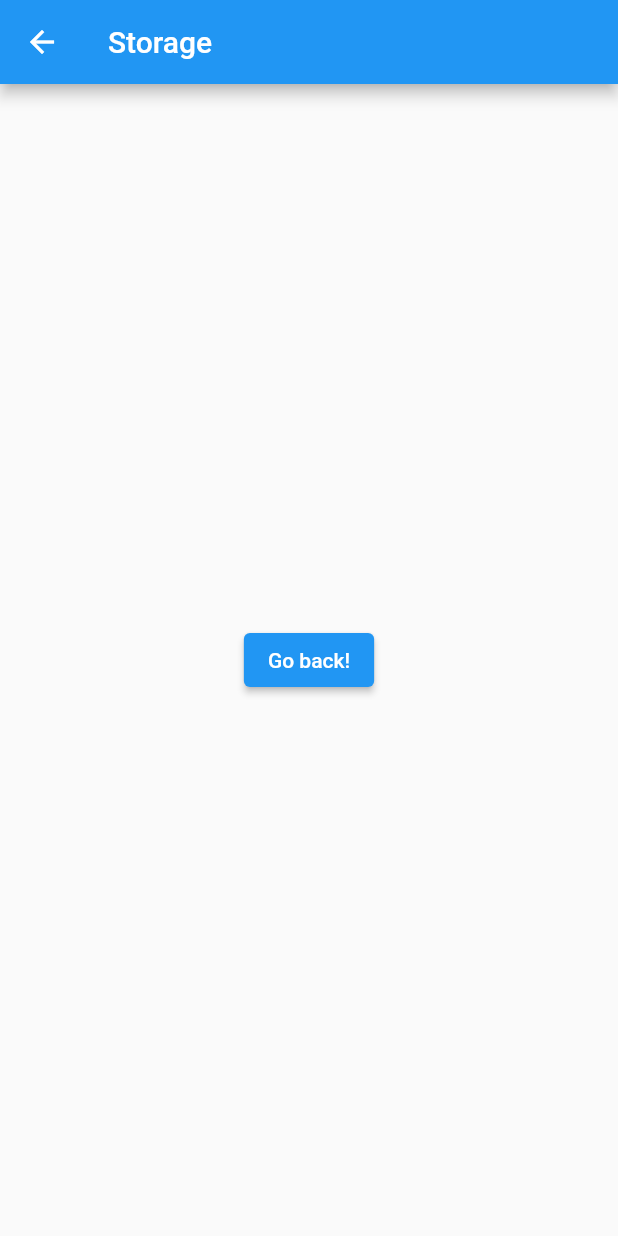
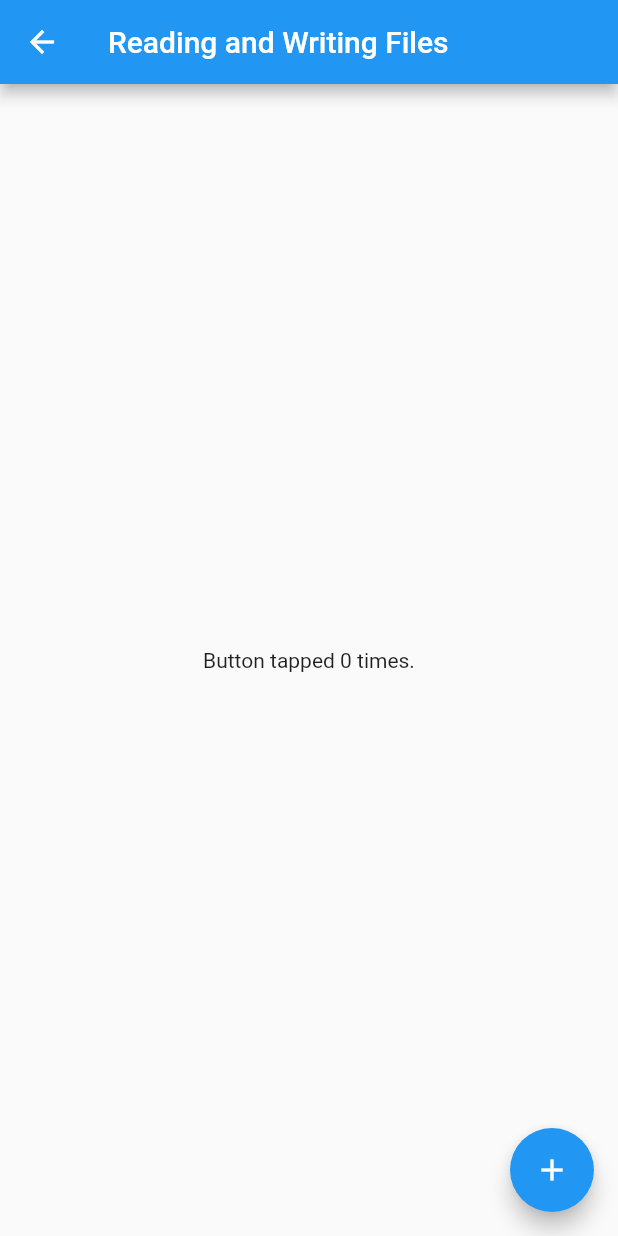
Before and after one commit to Techreo/PermissionsDemoApp, a Flutter app: the screen it shows after launch, after a tap on "Storage", on a phone screen of 412 x 824 dp. Run offline on Flutter 3.47's test engine with Material 2 defaults, Android fonts, the phone set to English and light mode, and no system bars; our stand-ins replace camera, dio, geolocator, google_maps_flutter, local_auth, permission_handler; network calls fail.

Commit message:
Se agregan funciones de storage y file download

```diff
--- a/permissions_demo_app/lib/main.dart
+++ b/permissions_demo_app/lib/main.dart
@@ -63,6 +63,19 @@ class MyApp extends StatelessWidget {
                   width: double.infinity,
                   height: 50,
                   child: ElevatedButton(
+                    child: const Text('Download files'),
+                    onPressed: () {
+                      Navigator.push(
+                        context,
+                        MaterialPageRoute(builder: (context) => const Network()),
+                      );
+                    },
+                  )
+              ),
+              SizedBox(
+                  width: double.infinity,
+                  height: 50,
+                  child: ElevatedButton(
                     child: const Text('Geolocation'),
                     onPressed: () {
                       Navigator.push(
@@ -80,20 +93,7 @@ class MyApp extends StatelessWidget {
                     onPressed: () {
                       Navigator.push(
                         context,
-                        MaterialPageRoute(builder: (context) => const Storage()),
-                      );
-                    },
-                  )
-              ),
-              SizedBox(
-                  width: double.infinity,
-                  height: 50,
-                  child: ElevatedButton(
-                    child: const Text('Upload / Download files'),
-                    onPressed: () {
-                      Navigator.push(
-                        context,
-                        MaterialPageRoute(builder: (context) => const Network()),
+                        MaterialPageRoute(builder: (context) => Storage()),
                       );
                     },
                   )
--- a/permissions_demo_app/lib/storage.dart
+++ b/permissions_demo_app/lib/storage.dart
@@ -1,21 +1,118 @@
+import 'dart:io';
+import 'dart:async';
+import 'package:flutter/foundation.dart';
 import 'package:flutter/material.dart';
+import 'package:path_provider/path_provider.dart';
+import 'package:permission_handler/permission_handler.dart';
 
-class Storage extends StatelessWidget {
-  const Storage({Key? key}) : super(key: key);
+class CounterStorage {
+  Future<String> get _localPath async {
+    var status = await Permission.storage.status;
+
+    if (!status.isGranted) {
+      await Permission.storage.request();
+    }
+
+    Directory? directory;
+
+    try {
+      if (Platform.isIOS) {
+        directory = await getApplicationDocumentsDirectory();
+      } else {
+        directory = Directory('/storage/emulated/0/Download');
+        // Put file in global download folder, if for an unknown reason it didn't exist, we fallback
+        // ignore: avoid_slow_async_io
+        if (!await directory.exists()) {
+          directory = await getExternalStorageDirectory();
+        }
+      }
+    } catch (err, stack) {
+      if (kDebugMode) {
+        print("Cannot get download folder path: $stack");
+      }
+    }
+    if (kDebugMode) {
+      print("PATH: " + directory!.path);
+    }
+    return directory!.path;
+  }
+
+  Future<File> get _localFile async {
+    final path = await _localPath;
+    return File('$path/counter.txt');
+  }
+
+  Future<int> readCounter() async {
+    try {
+      final file = await _localFile;
+
+      // Read the file
+      final contents = await file.readAsString();
+
+      return int.parse(contents);
+    } catch (e, s) {
+      if (kDebugMode) {
+        print("Cannot read file $s");
+      }
+      // If encountering an error, return 0
+      return 0;
+    }
+  }
+
+  Future<File> writeCounter(int counter) async {
+    final file = await _localFile;
+
+    // Write the file
+    return file.writeAsString('$counter');
+  }
+}
+
+class Storage extends StatefulWidget {
+  Storage({Key? key}) : super(key: key);
+
+  final CounterStorage storage = CounterStorage();
+
+  @override
+  _StorageState createState() => _StorageState();
+}
+
+class _StorageState extends State<Storage> {
+  int _counter = 0;
+
+  @override
+  void initState() {
+    super.initState();
+    widget.storage.readCounter().then((int value) {
+      setState(() {
+        _counter = value;
+      });
+    });
+  }
+
+  Future<File> _incrementCounter() {
+    setState(() {
+      _counter++;
+    });
+
+    // Write the variable as a string to the file.
+    return widget.storage.writeCounter(_counter);
+  }
 
   @override
   Widget build(BuildContext context) {
     return Scaffold(
       appBar: AppBar(
-        title: const Text('Storage'),
+        title: const Text('Reading and Writing Files'),
       ),
       body: Center(
-        child: ElevatedButton(
-          onPressed: () {
-            Navigator.pop(context);
-          },
-          child: const Text('Go back!'),
+        child: Text(
+          'Button tapped $_counter time${_counter == 1 ? '' : 's'}.',
         ),
+      ),
+      floatingActionButton: FloatingActionButton(
+        onPressed: _incrementCounter,
+        tooltip: 'Increment',
+        child: const Icon(Icons.add),
       ),
     );
   }
```
Also changed, not shown: permissions_demo_app/lib/network.dart (+116 -12 lines), permissions_demo_app/pubspec.yaml (+5 -2 lines), permissions_demo_app/assets/transparent.png (added), permissions_demo_app/pubspec.lock, 1 other file.
